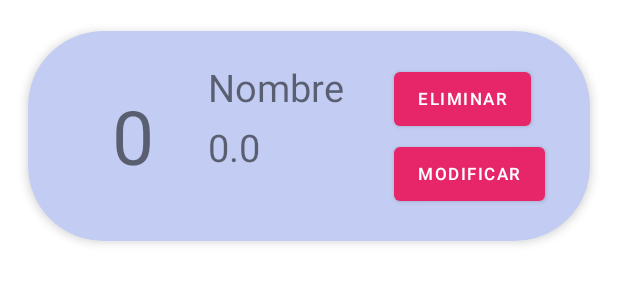
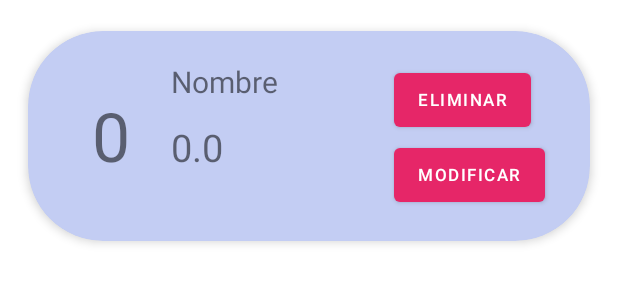
Before and after one commit to andreitaglz1/ListadoProd, an Android app: the layout itemlista.xml on its own in the app's theme, with its tools: preview values and no code run, on a phone screen of 412 x 824 dp. Shown: the top 300 px of the screen. Run offline under Robolectric (Android 15) with nearby library versions, the phone set to English and light mode, and no system bars.

Commit message:
Correcciones de Diseño

```diff
--- a/app/src/main/res/layout/itemlista.xml
+++ b/app/src/main/res/layout/itemlista.xml
@@ -17,13 +17,13 @@
             android:id="@+id/tvCodProd"
             android:layout_width="100dp"
             android:layout_height="100dp"
-            android:layout_marginStart="20dp"
+            android:layout_marginStart="5dp"
             android:layout_marginTop="20dp"
-            android:layout_marginEnd="20dp"
+            android:layout_marginEnd="5dp"
             android:layout_marginBottom="20dp"
             android:gravity="center"
             android:text="0"
-            android:textSize="50sp"
+            android:textSize="45sp"
             app:layout_constraintLeft_toLeftOf="parent"
             app:layout_constraintRight_toLeftOf="@+id/tvNombreProd"
             app:layout_constraintTop_toTopOf="parent"
@@ -35,11 +35,11 @@
             android:id="@+id/tvNombreProd"
             android:layout_width="match_parent"
             android:layout_height="wrap_content"
-            android:layout_marginLeft="120dp"
+            android:layout_marginLeft="95dp"
             android:layout_marginTop="20dp"
             android:layout_marginRight="10dp"
             android:text="Nombre"
-            android:textSize="25sp"
+            android:textSize="20sp"
             app:layout_constraintLeft_toRightOf="@+id/tvCodProd"
             app:layout_constraintRight_toRightOf="parent"
             app:layout_constraintTop_toTopOf="parent"
@@ -50,9 +50,9 @@
             android:id="@+id/tvPrecioProd"
             android:layout_width="match_parent"
             android:layout_height="wrap_content"
-            android:layout_marginLeft="120dp"
+            android:layout_marginLeft="95dp"
             android:layout_marginTop="60dp"
-            android:layout_marginRight="10dp"
+            android:layout_marginRight="12dp"
             android:text="0.0"
             android:textSize="25sp"
             app:layout_constraintLeft_toRightOf="@+id/tvCodProd"
@@ -74,9 +74,9 @@
                 android:id="@+id/btnEliminar"
                 android:layout_width="wrap_content"
                 android:layout_height="wrap_content"
-                android:layout_marginLeft="20dp"
-                android:layout_marginTop="1dp"
-                android:layout_marginRight="10dp"
+                android:layout_marginLeft="40dp"
+                android:layout_marginTop="2dp"
+                android:layout_marginRight="8dp"
                 android:text="Eliminar"
                 android:textSize="11sp" />
 
@@ -84,9 +84,9 @@
                 android:id="@+id/btnEditar"
                 android:layout_width="wrap_content"
                 android:layout_height="wrap_content"
-                android:layout_marginLeft="20dp"
+                android:layout_marginLeft="40dp"
                 android:layout_marginTop="2dp"
-                android:layout_marginRight="10dp"
+                android:layout_marginRight="8dp"
                 android:text="Modificar"
                 android:textSize="11sp" />
 
```
